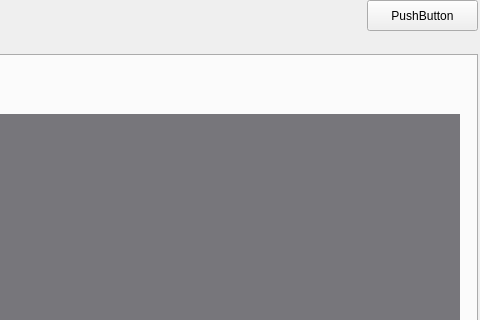
Above: Intelligence_Vehicle_GUI/ui/main.ui from addinedu-ros-6th/deeplearning-repo-3 before the change; both pictures show x 573 to 1053 and y 0 to 320 of the 1053 by 740 pixel window. Below: the same form after it.
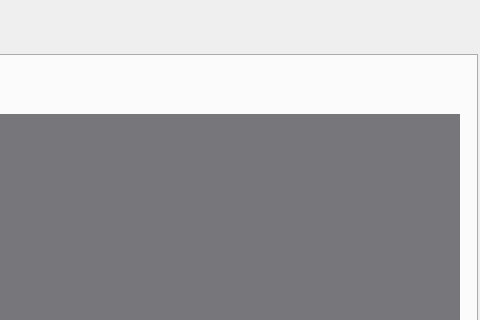
That is the form after the change.

Commit message: delete push button

Diff of the .ui file:
```diff
--- a/Intelligence_Vehicle_GUI/ui/main.ui
+++ b/Intelligence_Vehicle_GUI/ui/main.ui
@@ -264,19 +264,6 @@
      </widget>
     </widget>
    </widget>
-   <widget class="QPushButton" name="pushButton_camera">
-    <property name="geometry">
-     <rect>
-      <x>940</x>
-      <y>0</y>
-      <width>111</width>
-      <height>31</height>
-     </rect>
-    </property>
-    <property name="text">
-     <string>PushButton</string>
-    </property>
-   </widget>
   </widget>
  </widget>
  <resources/>
```
The commit also changes 1 other file.
